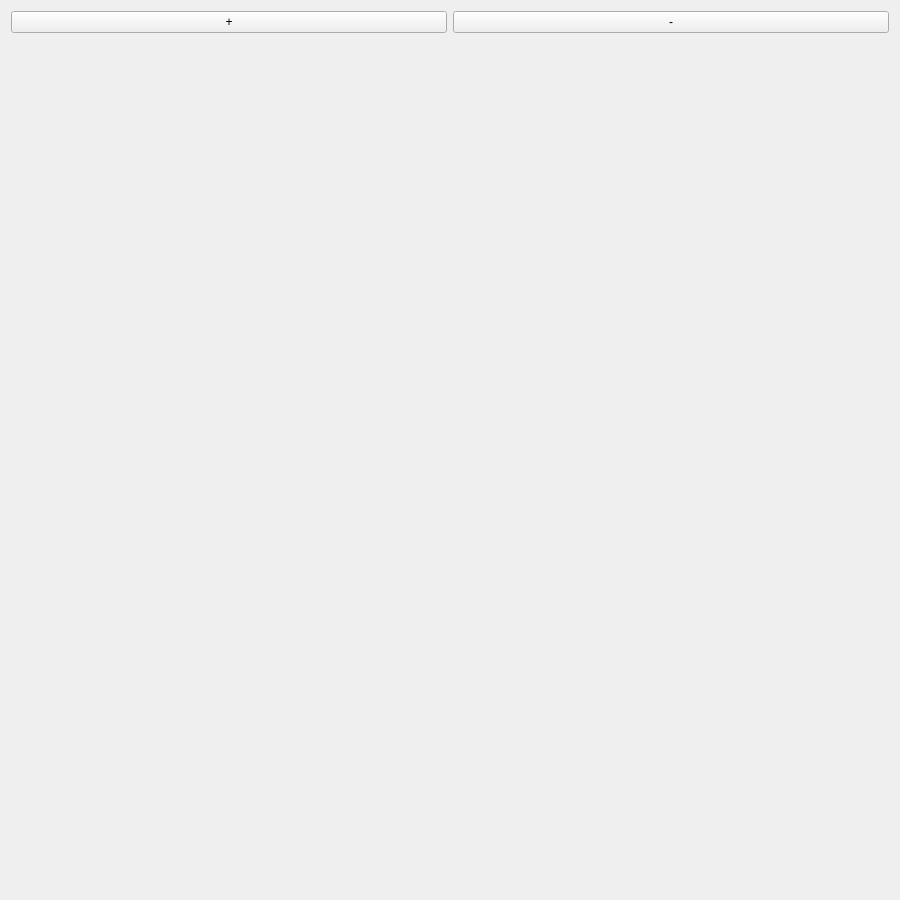
Qt form ImageRecognition/imagerecongnitionwithhumanpower.ui (tnct-spc/procon2017-comp) before a commit.
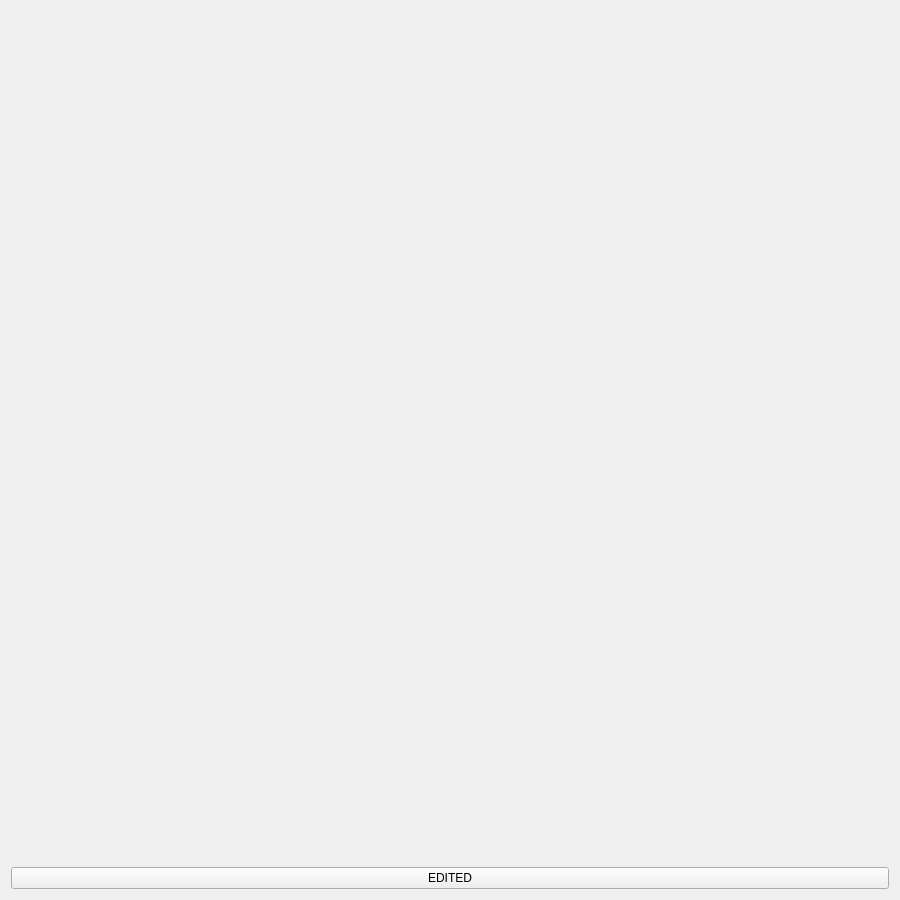
The same form after that commit.

Commit message: [rm]buttonを消去

```diff
--- a/ImageRecognition/imagerecongnitionwithhumanpower.ui
+++ b/ImageRecognition/imagerecongnitionwithhumanpower.ui
@@ -13,28 +13,17 @@
   <property name="windowTitle">
    <string>Form</string>
   </property>
-  <layout class="QVBoxLayout" name="verticalLayout" stretch="0,1">
-   <item>
-    <layout class="QHBoxLayout" name="buttonLayout">
-     <item>
-      <widget class="QPushButton" name="enlargement">
-       <property name="text">
-        <string>+</string>
-       </property>
-      </widget>
-     </item>
-     <item>
-      <widget class="QPushButton" name="reduction">
-       <property name="text">
-        <string>-</string>
-       </property>
-      </widget>
-     </item>
-    </layout>
-   </item>
+  <layout class="QVBoxLayout" name="verticalLayout" stretch="1,0">
    <item>
     <layout class="QHBoxLayout" name="horizontalLayout"/>
    </item>
+   <item>
+    <widget class="QPushButton" name="editedButton">
+     <property name="text">
+      <string>EDITED</string>
+     </property>
+    </widget>
+   </item>
   </layout>
  </widget>
  <resources/>
```
The commit also changes 2 other files.
